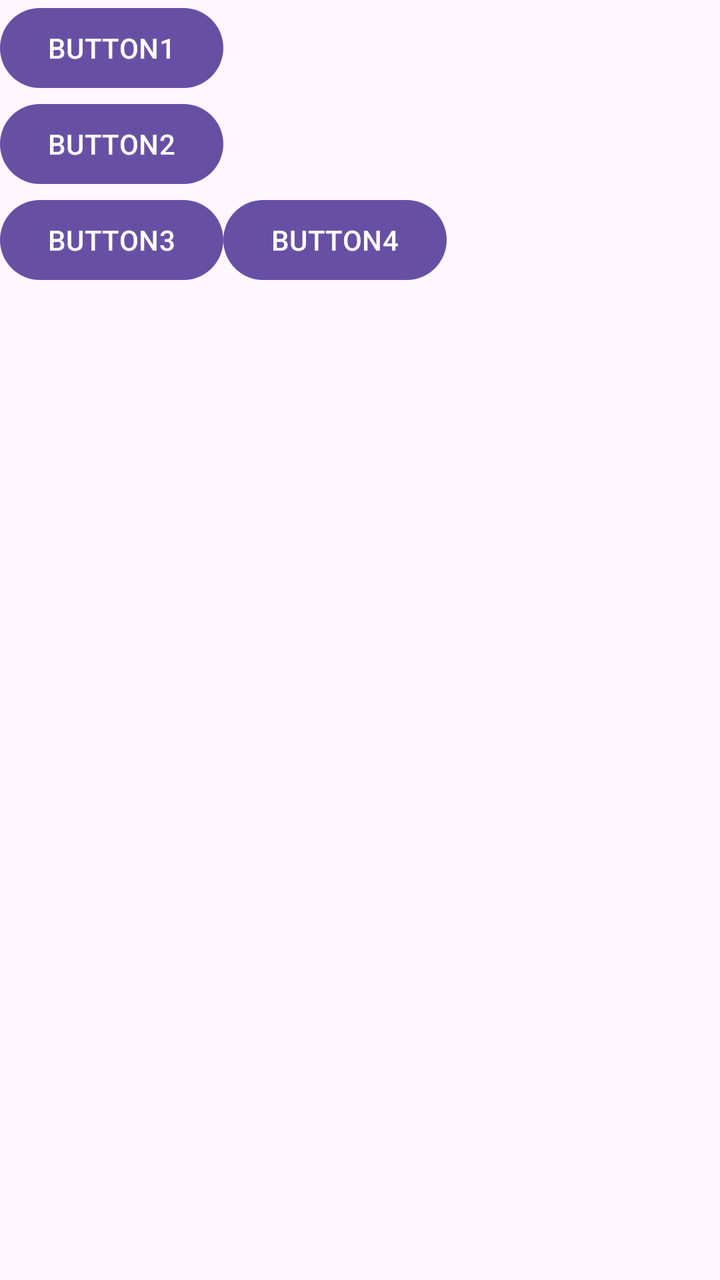
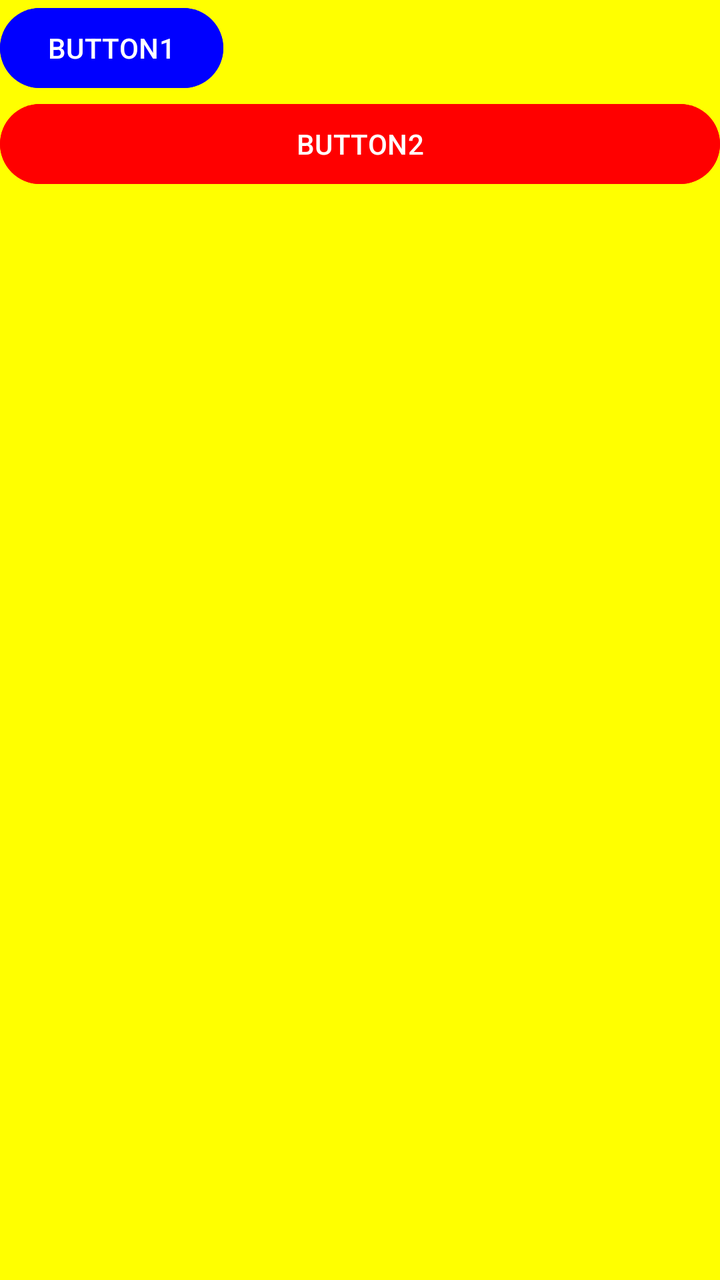

Two renders of the same Android screen: before a commit and after it. Below are the layout's source before the change and the commit's diff.
<!-- AndroidManifest.xml: application theme Theme.Viewclass -->
<!-- res/layout/activity_main.xml -->
<?xml version="1.0" encoding="utf-8"?>
<LinearLayout xmlns:android="http://schemas.android.com/apk/res/android"
    android:layout_width="match_parent"
    android:layout_height="match_parent"
    android:orientation="vertical">
    <Button
        android:layout_width="wrap_content"
        android:layout_height="wrap_content"
        android:text="BUTTON1" />
    <Button
        android:layout_width="wrap_content"
        android:layout_height="wrap_content"
        android:text="BUTTON2" />
    <LinearLayout
        android:layout_width="match_parent"
        android:layout_height="wrap_content"
        android:orientation="horizontal">
        <Button
            android:layout_width="wrap_content"
            android:layout_height="wrap_content"
            android:text="BUTTON3" />
        <Button
            android:layout_width="wrap_content"
            android:layout_height="wrap_content"
            android:text="BUTTON4" />
    </LinearLayout>
</LinearLayout>
<!-- resources referenced by this layout -->
<resources>
  <style name="Theme.Viewclass" parent="Base.Theme.Viewclass" />
  <style name="Base.Theme.Viewclass" parent="Theme.Material3.DayNight.NoActionBar">
          
          
      </style>
</resources>

<!-- the commit's change to res/layout/activity_main.xml (unified diff, before → after) -->
@@ -2,26 +2,16 @@
 <LinearLayout xmlns:android="http://schemas.android.com/apk/res/android"
     android:layout_width="match_parent"
     android:layout_height="match_parent"
-    android:orientation="vertical">
+    android:orientation="vertical"
+    android:background="#ffff00">
     <Button
         android:layout_width="wrap_content"
         android:layout_height="wrap_content"
-        android:text="BUTTON1" />
+        android:text="BUTTON1"
+        android:backgroundTint="#0000ff" />
     <Button
-        android:layout_width="wrap_content"
-        android:layout_height="wrap_content"
-        android:text="BUTTON2" />
-    <LinearLayout
         android:layout_width="match_parent"
         android:layout_height="wrap_content"
-        android:orientation="horizontal">
-        <Button
-            android:layout_width="wrap_content"
-            android:layout_height="wrap_content"
-            android:text="BUTTON3" />
-        <Button
-            android:layout_width="wrap_content"
-            android:layout_height="wrap_content"
-            android:text="BUTTON4" />
-    </LinearLayout>
+        android:text="BUTTON2"
+        android:backgroundTint="#ff0000" />
 </LinearLayout>
